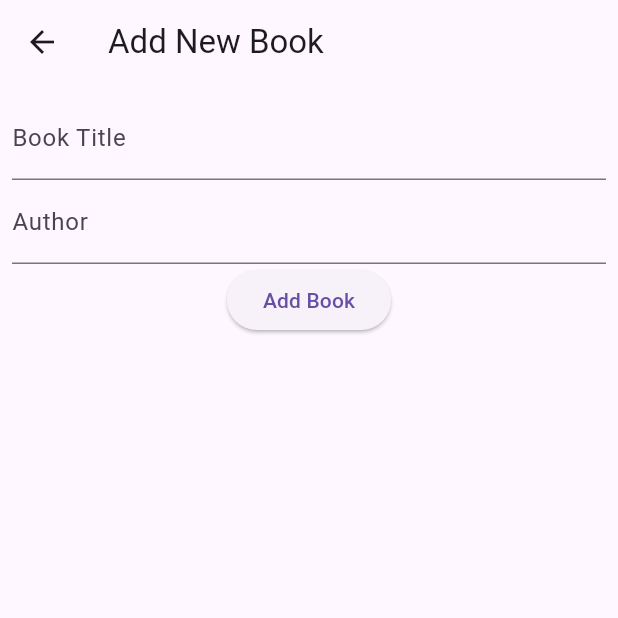
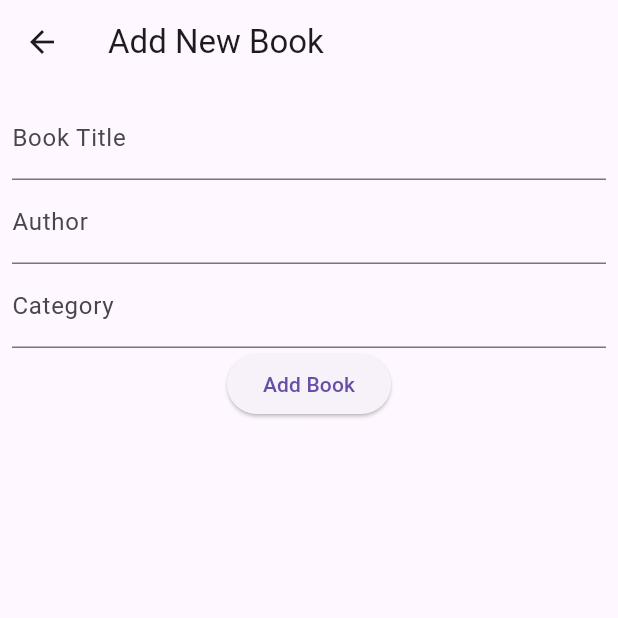
Before and after one commit to tomatoboy-hub/StackTaculer, a Flutter app: the screen it shows after launch, after a tap on the "add" icon, on a phone screen of 412 x 824 dp, the top half of it. Run offline on Flutter 3.47's test engine with Material 3 defaults, Android fonts, the phone set to English and light mode, and no system bars; our stand-ins replace flutter_local_notifications, sensors, sqflite; missing offline and left inert: flutter_cube; accounts and stored records are empty; statements that could not run were skipped.

Commit message:
databese added

```diff
--- /dev/null
+++ b/lib/database_helper.dart
@@ -0,0 +1,57 @@
+import 'package:sqflite/sqflite.dart';
+import 'package:path_provider/path_provider.dart';
+import 'dart:io';
+import 'package:path/path.dart';
+import 'dart:async';
+
+class DatabaseHelper {
+  static final _databaseName = "MyDatabase.db";
+  static final _databaseVersion = 1;
+  static final table = 'books';
+
+  static final columnId = '_id';
+  static final columnTitle = 'title';
+  static final columnAuthor = 'author';
+  static final columnCategory = 'category';
+  static final columnAddedTime = 'addedTime';
+
+  DatabaseHelper._privateConstructor();
+  static final DatabaseHelper instance = DatabaseHelper._privateConstructor();
+
+  static Database? _database;
+  Future<Database> get database async {
+    if (_database != null) return _database!;
+    _database = await _initDatabase();
+    return _database!;
+  }
+
+  _initDatabase() async {
+    Directory documentsDirectory = await getApplicationDocumentsDirectory();
+    String path = join(documentsDirectory.path, _databaseName);
+    return await openDatabase(path,
+        version: _databaseVersion,
+        onCreate: _onCreate);
+  }
+
+  Future _onCreate(Database db, int version) async {
+    await db.execute('''
+          CREATE TABLE $table (
+            $columnId INTEGER PRIMARY KEY,
+            $columnTitle TEXT NOT NULL,
+            $columnAuthor TEXT NOT NULL,
+            $columnCategory TEXT NOT NULL,
+            $columnAddedTime TEXT NOT NULL
+          )
+          ''');
+  }
+
+  Future<int> insert(Map<String, dynamic> row) async {
+    Database db = await database;
+    return await db.insert(table, row);
+  }
+
+  Future<List<Map<String, dynamic>>> queryAllRows() async {
+    Database db = await database;
+    return await db.query(table);
+  }
+}
--- a/lib/main.dart
+++ b/lib/main.dart
@@ -1,11 +1,19 @@
 import 'package:flutter/material.dart';
 import 'screens/home_screen.dart';
+import 'package:flutter_local_notifications/flutter_local_notifications.dart';
+final FlutterLocalNotificationsPlugin flutterLocalNotificationsPlugin =
+FlutterLocalNotificationsPlugin();
 
 void main() {
+  WidgetsFlutterBinding.ensureInitialized();
+  var initializationSettingsAndroid = AndroidInitializationSettings('@mipmap/ic_launcher');
+  var initializationSettings = InitializationSettings(android: initializationSettingsAndroid);
+  await flutterLocalNotificationsPlugin.initialize(initializationSettings);
   runApp(StacktacularApp());
 }
 
 class StacktacularApp extends StatelessWidget {
+
   // This widget is the root of your application.
   @override
   Widget build(BuildContext context) {
--- a/lib/screens/add_screen.dart
+++ b/lib/screens/add_screen.dart
@@ -1,7 +1,9 @@
 import 'package:flutter/material.dart';
-
+import '../database_helper.dart';
 class AddScreen extends StatelessWidget {
-  final _controller = TextEditingController();
+  final _titleController = TextEditingController();
+  final _authorController = TextEditingController();
+  final _categoryController = TextEditingController();
   @override
   Widget build(BuildContext context){
     return Scaffold(
@@ -14,19 +16,32 @@ class AddScreen extends StatelessWidget {
           child: Column(
             children: <Widget>[
               TextField(
-                controller: _controller,
+                controller: _titleController,
                 decoration: InputDecoration(
                   labelText: 'Book Title'
                 ),
               ),
               TextField(
+                controller: _authorController,
                 decoration: InputDecoration(
                   labelText: 'Author'
                 ),
               ),
+              TextField(
+                controller: _categoryController,
+                decoration: InputDecoration(
+                  labelText: 'Category'
+                ),
+              ),
               ElevatedButton(
-                onPressed: (){
-                  Navigator.pop(context, _controller.text);
+                onPressed: () async {
+                  await DatabaseHelper.instance.insert({
+                    DatabaseHelper.columnTitle: _titleController.text,
+                    DatabaseHelper.columnAuthor: _authorController.text,
+                    DatabaseHelper.columnCategory: _categoryController.text,
+                    DatabaseHelper.columnAddedTime: DateTime.now().toString(),
+                  });
+                  Navigator.pop(context);
                 },
                 child: Text('Add Book'),
               )
--- a/lib/screens/home_screen.dart
+++ b/lib/screens/home_screen.dart
@@ -1,55 +1,76 @@
 import 'package:flutter/material.dart';
 import 'detail_screen.dart';
 import 'add_screen.dart';
+import 'gyro_cube_screen.dart';
+import 'package:stacktaculer/database_helper.dart';
 
 class HomeScreen extends StatefulWidget{
   @override
   _HomeScreenState createState() => _HomeScreenState();
 }
 class _HomeScreenState extends State<HomeScreen>{
-  final List<String> _books = [];
+  Future<List<Map<String,dynamic>>> _fetchBooks() async {
+    return await DatabaseHelper.instance.queryAllRows();
+  }
 
-  void _addBook(String bookTitle){
-    setState(() {
-      _books.add(bookTitle);
-    });
-  }
+
   @override
   Widget build(BuildContext context) {
     return Scaffold(
       appBar: AppBar(
         title: Text('StackTaculer'),
+        actions: <Widget>[
+          IconButton(
+            icon: Icon(Icons.threed_rotation),
+            onPressed: () {
+              Navigator.push(
+                context,
+                MaterialPageRoute(builder: (context) => GyroCubeScreen()),
+              );
+            },
           ),
-      body: Center(
-        child: ListView.builder(
-          itemCount: _books.length,
-          itemBuilder: (context, index){
+        ],
+      ),
+        body: FutureBuilder<List<Map<String, dynamic>>>(
+          future: _fetchBooks(),
+          builder: (context, snapshot) {
+            if (snapshot.hasData) {
+              return ListView.builder(
+                itemCount: snapshot.data!.length,
+                itemBuilder: (context, index) {
+                  var book = snapshot.data![index];
                   return ListTile(
-              title: Text(_books[index]),
-              onTap: (){
+                    title: Text(book['title']), // 'title'はデータベースのカラム名に合わせてください
+                    onTap: () {
                       Navigator.push(
                         context,
                         MaterialPageRoute(
-                    builder: (context) => DetailScreen(bookTitle: _books[index]),
-                  )
+                          builder: (context) => DetailScreen(bookTitle: book['title']),
+                        ),
                       );
                     },
                   );
                 },
+              );
+            } else if (snapshot.hasError) {
+              return Text("Error: ${snapshot.error}");
+            }
+            return CircularProgressIndicator();
+          },
         ),
-      ),
+
       floatingActionButton: FloatingActionButton(
         child: Icon(Icons.add),
         onPressed: () async {
-          final String? newBookTitle = await Navigator.push(
+          // 書籍追加画面から戻った後、リストを更新する
+          await Navigator.push(
             context,
             MaterialPageRoute(builder: (context) => AddScreen()),
           );
-          if (newBookTitle != null){
-            _addBook(newBookTitle);
-          }
+          setState(() {}); // FutureBuilderを再実行してリストを更新
         },
-      )
+      ),
+
     );
   }
 
```
Also changed, not shown: lib/screens/gyro_cube_screen.dart (added, +71 -0 lines), pubspec.yaml (+14 -20 lines), assets/test.png (added), lib/notification_manager.dart (added), pubspec.lock, 9 other files. Lines whose indentation alone changed are shown as unchanged.
